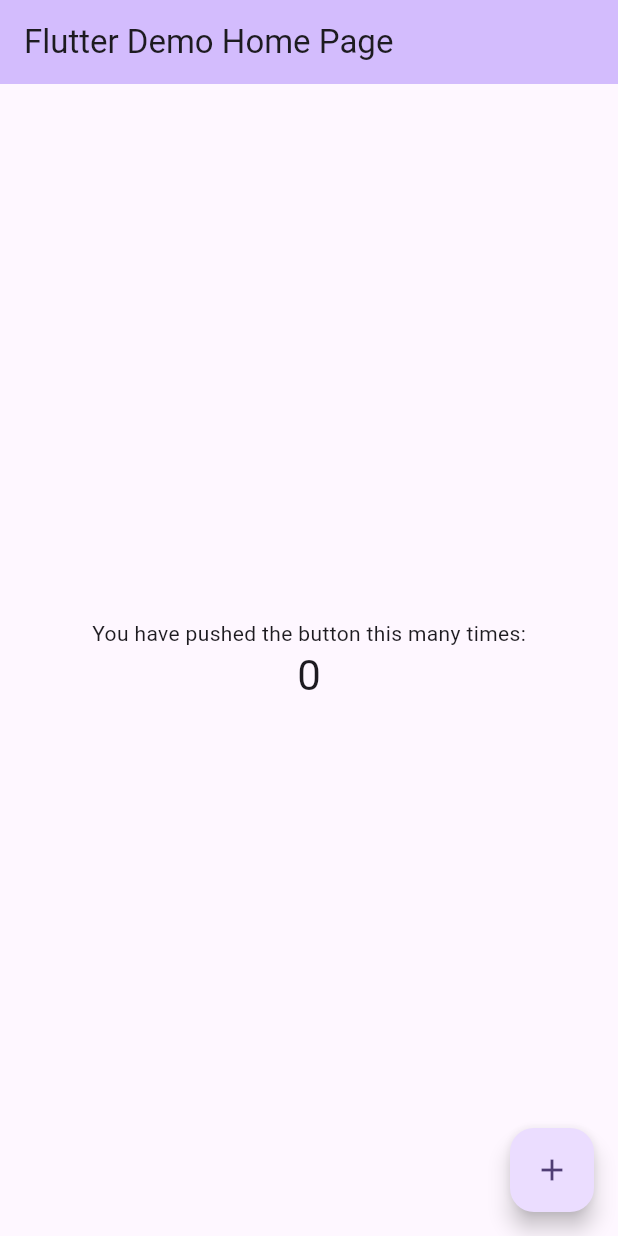
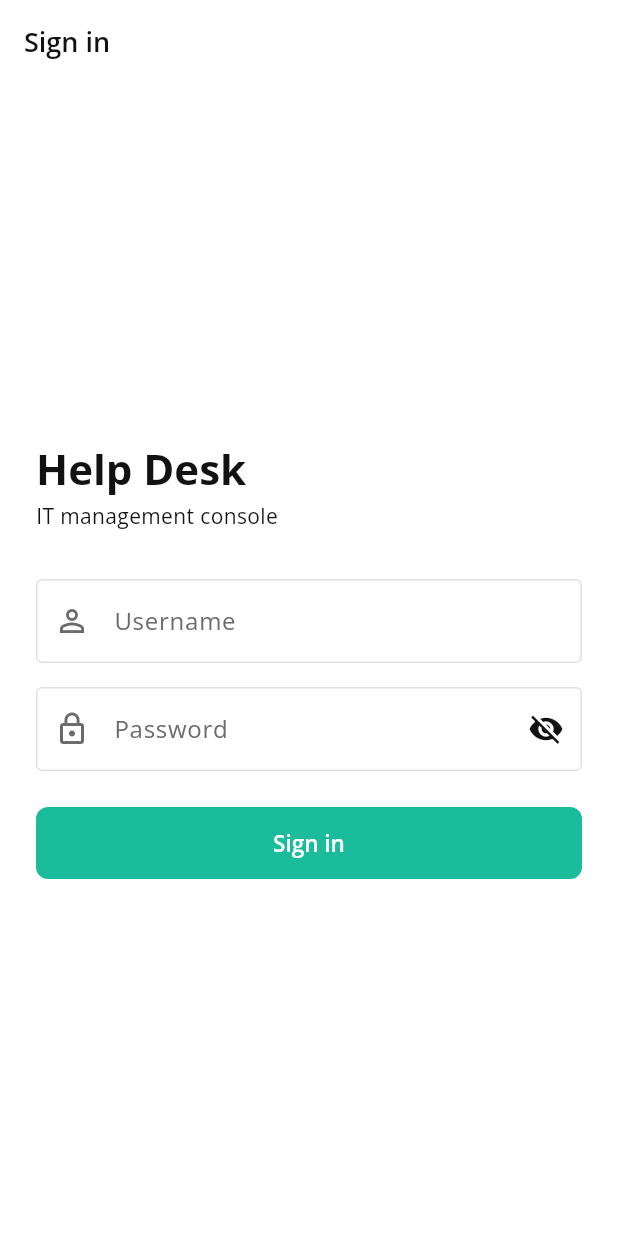
Before and after one commit to dsoto30/whd_app, a Flutter app: the screen it shows after launch, on a phone screen of 412 x 824 dp. Run offline on Flutter 3.47's test engine with Material 3 defaults, Android fonts, the phone set to English and light mode, and no system bars; our stand-ins replace dio, flutter_dotenv, flutter_riverpod, google_fonts.

Commit message:
loaded .env file, created api service and implemented basic login/logout flow using the session endpoint for WHD

```diff
--- /dev/null
+++ b/lib/core/app_routes.dart
@@ -0,0 +1,7 @@
+/// Centralized route names to avoid magic strings across the app.
+class AppRoutes {
+  AppRoutes._();
+
+  static const String login = '/login';
+  static const String home = '/home';
+}
--- /dev/null
+++ b/lib/core/app_theme.dart
@@ -0,0 +1,88 @@
+import 'package:flutter/material.dart';
+import 'package:google_fonts/google_fonts.dart';
+
+/// Professional, minimalist theme for the internal IT helpdesk app.
+/// Palette: black / white / turquoise, with the Open Sans typeface.
+class AppColors {
+  AppColors._();
+
+  static const Color turquoise = Color(0xFF1ABC9C);
+  static const Color turquoiseDark = Color(0xFF159C82);
+  static const Color black = Color(0xFF121212);
+  static const Color white = Color(0xFFFFFFFF);
+  static const Color border = Color(0xFFE0E0E0);
+  static const Color muted = Color(0xFF6B6B6B);
+}
+
+class AppTheme {
+  AppTheme._();
+
+  static ThemeData get light {
+    final base = ThemeData(
+      useMaterial3: true,
+      brightness: Brightness.light,
+      scaffoldBackgroundColor: AppColors.white,
+      colorScheme: const ColorScheme.light(
+        primary: AppColors.turquoise,
+        onPrimary: AppColors.white,
+        secondary: AppColors.turquoiseDark,
+        onSecondary: AppColors.white,
+        surface: AppColors.white,
+        onSurface: AppColors.black,
+      ),
+    );
+
+    return base.copyWith(
+      textTheme: GoogleFonts.openSansTextTheme(base.textTheme).apply(
+        bodyColor: AppColors.black,
+        displayColor: AppColors.black,
+      ),
+      appBarTheme: AppBarTheme(
+        backgroundColor: AppColors.white,
+        foregroundColor: AppColors.black,
+        elevation: 0,
+        scrolledUnderElevation: 0.5,
+        centerTitle: false,
+        titleTextStyle: GoogleFonts.openSans(
+          color: AppColors.black,
+          fontSize: 18,
+          fontWeight: FontWeight.w600,
+        ),
+      ),
+      inputDecorationTheme: InputDecorationTheme(
+        filled: true,
+        fillColor: AppColors.white,
+        border: const OutlineInputBorder(
+          borderSide: BorderSide(color: AppColors.border),
+        ),
+        enabledBorder: const OutlineInputBorder(
+          borderSide: BorderSide(color: AppColors.border),
+        ),
+        focusedBorder: const OutlineInputBorder(
+          borderSide: BorderSide(color: AppColors.turquoise, width: 2),
+        ),
+        labelStyle: const TextStyle(color: AppColors.muted),
+        prefixIconColor: AppColors.muted,
+      ),
+      filledButtonTheme: FilledButtonThemeData(
+        style: FilledButton.styleFrom(
+          backgroundColor: AppColors.turquoise,
+          foregroundColor: AppColors.white,
+          disabledBackgroundColor: AppColors.border,
+          shape: RoundedRectangleBorder(
+            borderRadius: BorderRadius.circular(8),
+          ),
+          textStyle: GoogleFonts.openSans(
+            fontSize: 15,
+            fontWeight: FontWeight.w600,
+          ),
+        ),
+      ),
+      snackBarTheme: const SnackBarThemeData(
+        backgroundColor: AppColors.black,
+        contentTextStyle: TextStyle(color: AppColors.white),
+        behavior: SnackBarBehavior.floating,
+      ),
+    );
+  }
+}
--- a/lib/main.dart
+++ b/lib/main.dart
@@ -1,7 +1,21 @@
 import 'package:flutter/material.dart';
+import 'package:flutter_dotenv/flutter_dotenv.dart';
+import 'package:flutter_riverpod/flutter_riverpod.dart';
+import 'package:whd_app/core/app_routes.dart';
+import 'package:whd_app/core/app_theme.dart';
+import 'package:whd_app/views/home_view.dart';
+import 'package:whd_app/views/login_view.dart';
 
-void main() {
-  runApp(const MyApp());
+void main() async {
+  WidgetsFlutterBinding.ensureInitialized();
+
+  try {
+    await dotenv.load(fileName: ".env");
+  } catch (e) {
+    throw Exception("Error looking for .env file: $e");
+  }
+
+  runApp(const ProviderScope(child: MyApp()));
 }
 
 class MyApp extends StatelessWidget {
@@ -11,112 +25,13 @@ class MyApp extends StatelessWidget {
   @override
   Widget build(BuildContext context) {
     return MaterialApp(
-      title: 'Flutter Demo',
-      theme: ThemeData(
-        // This is the theme of your application.
-        //
-        // TRY THIS: Try running your application with "flutter run". You'll see
-        // the application has a purple toolbar. Then, without quitting the app,
-        // try changing the seedColor in the colorScheme below to Colors.green
-        // and then invoke "hot reload" (save your changes or press the "hot
-        // reload" button in a Flutter-supported IDE, or press "r" if you used
-        // the command line to start the app).
-        //
-        // Notice that the counter didn't reset back to zero; the application
-        // state is not lost during the reload. To reset the state, use hot
-        // restart instead.
-        //
-        // This works for code too, not just values: Most code changes can be
-        // tested with just a hot reload.
-        colorScheme: .fromSeed(seedColor: Colors.deepPurple),
-      ),
-      home: const MyHomePage(title: 'Flutter Demo Home Page'),
+      title: "My Helpdesk",
+      theme: AppTheme.light,
+      initialRoute: AppRoutes.login,
+      routes: {
+        AppRoutes.login: (context) => const LoginView(),
+        AppRoutes.home: (context) => const HomeView(),
+      },
     );
   }
 }
-
-class MyHomePage extends StatefulWidget {
-  const MyHomePage({super.key, required this.title});
-
-  // This widget is the home page of your application. It is stateful, meaning
-  // that it has a State object (defined below) that contains fields that affect
-  // how it looks.
-
-  // This class is the configuration for the state. It holds the values (in this
-  // case the title) provided by the parent (in this case the App widget) and
-  // used by the build method of the State. Fields in a Widget subclass are
-  // always marked "final".
-
-  final String title;
-
-  @override
-  State<MyHomePage> createState() => _MyHomePageState();
-}
-
-class _MyHomePageState extends State<MyHomePage> {
-  int _counter = 0;
-
-  void _incrementCounter() {
-    setState(() {
-      // This call to setState tells the Flutter framework that something has
-      // changed in this State, which causes it to rerun the build method below
-      // so that the display can reflect the updated values. If we changed
-      // _counter without calling setState(), then the build method would not be
-      // called again, and so nothing would appear to happen.
-      _counter++;
-    });
-  }
-
-  @override
-  Widget build(BuildContext context) {
-    // This method is rerun every time setState is called, for instance as done
-    // by the _incrementCounter method above.
-    //
-    // The Flutter framework has been optimized to make rerunning build methods
-    // fast, so that you can just rebuild anything that needs updating rather
-    // than having to individually change instances of widgets.
-    return Scaffold(
-      appBar: AppBar(
-        // TRY THIS: Try changing the color here to a specific color (to
-        // Colors.amber, perhaps?) and trigger a hot reload to see the AppBar
-        // change color while the other colors stay the same.
-        backgroundColor: Theme.of(context).colorScheme.inversePrimary,
-        // Here we take the value from the MyHomePage object that was created by
-        // the App.build method, and use it to set our appbar title.
-        title: Text(widget.title),
-      ),
-      body: Center(
-        // Center is a layout widget. It takes a single child and positions it
-        // in the middle of the parent.
-        child: Column(
-          // Column is also a layout widget. It takes a list of children and
-          // arranges them vertically. By default, it sizes itself to fit its
-          // children horizontally, and tries to be as tall as its parent.
-          //
-          // Column has various properties to control how it sizes itself and
-          // how it positions its children. Here we use mainAxisAlignment to
-          // center the children vertically; the main axis here is the vertical
-          // axis because Columns are vertical (the cross axis would be
-          // horizontal).
-          //
-          // TRY THIS: Invoke "debug painting" (choose the "Toggle Debug Paint"
-          // action in the IDE, or press "p" in the console), to see the
-          // wireframe for each widget.
-          mainAxisAlignment: .center,
-          children: [
-            const Text('You have pushed the button this many times:'),
-            Text(
-              '$_counter',
-              style: Theme.of(context).textTheme.headlineMedium,
-            ),
-          ],
-        ),
-      ),
-      floatingActionButton: FloatingActionButton(
-        onPressed: _incrementCounter,
-        tooltip: 'Increment',
-        child: const Icon(Icons.add),
-      ),
-    );
-  }
-}
--- /dev/null
+++ b/lib/providers/api_service_provider.dart
@@ -0,0 +1,4 @@
+import 'package:flutter_riverpod/flutter_riverpod.dart';
+import 'package:whd_app/services/whd_api_service.dart';
+
+final apiServiceProvider = Provider<WhdApiService>((ref) => WhdApiService());
--- /dev/null
+++ b/lib/viewmodels/login_view_model.dart
@@ -0,0 +1,26 @@
+import 'package:flutter_riverpod/flutter_riverpod.dart';
+import 'package:whd_app/repositories/session_repository.dart';
+import 'package:whd_app/viewmodels/auth_controller.dart';
+
+/// Drives the login screen. Exposes loading/error state via [AsyncValue];
+/// on success it writes the returned session into [authControllerProvider].
+class LoginViewModel extends AsyncNotifier<void> {
+  @override
+  void build() {}
+
+  Future<void> login({
+    required String username,
+    required String password,
+  }) async {
+    state = const AsyncLoading();
+    state = await AsyncValue.guard(() async {
+      final session = await ref
+          .read(sessionRepositoryProvider)
+          .createSession(username: username, password: password);
+      ref.read(authControllerProvider.notifier).set(session);
+    });
+  }
+}
+
+final loginViewModelProvider =
+    AsyncNotifierProvider<LoginViewModel, void>(LoginViewModel.new);
--- /dev/null
+++ b/lib/views/login_view.dart
@@ -0,0 +1,148 @@
+import 'package:flutter/material.dart';
+import 'package:flutter_riverpod/flutter_riverpod.dart';
+import 'package:whd_app/core/app_routes.dart';
+import 'package:whd_app/viewmodels/login_view_model.dart';
+
+class LoginView extends ConsumerStatefulWidget {
+  const LoginView({super.key});
+
+  @override
+  ConsumerState<LoginView> createState() => _LoginViewState();
+}
+
+class _LoginViewState extends ConsumerState<LoginView> {
+  final _formKey = GlobalKey<FormState>();
+  final _usernameController = TextEditingController();
+  final _passwordController = TextEditingController();
+
+  bool _obscurePassword = true;
+
+  @override
+  void dispose() {
+    _usernameController.dispose();
+    _passwordController.dispose();
+    super.dispose();
+  }
+
+  Future<void> _submit() async {
+    if (!_formKey.currentState!.validate()) return;
+
+    await ref.read(loginViewModelProvider.notifier).login(
+          username: _usernameController.text.trim(),
+          password: _passwordController.text,
+        );
+  }
+
+  @override
+  Widget build(BuildContext context) {
+    final loginState = ref.watch(loginViewModelProvider);
+    final isLoading = loginState.isLoading;
+
+    // Navigate on success; surface API errors as a SnackBar.
+    ref.listen<AsyncValue<void>>(loginViewModelProvider, (previous, next) {
+      next.whenOrNull(
+        data: (_) {
+          Navigator.pushReplacementNamed(context, AppRoutes.home);
+        },
+        error: (error, _) {
+          ScaffoldMessenger.of(context)
+            ..hideCurrentSnackBar()
+            ..showSnackBar(SnackBar(content: Text(error.toString())));
+        },
+      );
+    });
+
+    return Scaffold(
+      appBar: AppBar(title: const Text("Sign in")),
+      body: Center(
+        child: SingleChildScrollView(
+          padding: const EdgeInsets.all(24),
+          child: ConstrainedBox(
+            constraints: const BoxConstraints(maxWidth: 400),
+            child: Form(
+              key: _formKey,
+              child: Column(
+                mainAxisSize: MainAxisSize.min,
+                crossAxisAlignment: CrossAxisAlignment.stretch,
+                children: [
+                  Text(
+                    "Help Desk",
+                    style: Theme.of(context).textTheme.headlineMedium?.copyWith(
+                          fontWeight: FontWeight.w700,
+                        ),
+                  ),
+                  const SizedBox(height: 4),
+                  Text(
+                    "IT management console",
+                    style: Theme.of(context).textTheme.bodyMedium,
+                  ),
+                  const SizedBox(height: 32),
+                  TextFormField(
+                    controller: _usernameController,
+                    keyboardType: TextInputType.text,
+                    textInputAction: TextInputAction.next,
+                    enabled: !isLoading,
+                    decoration: const InputDecoration(
+                      labelText: 'Username',
+                      prefixIcon: Icon(Icons.person_outline),
+                    ),
+                    validator: (value) {
+                      if (value == null || value.trim().isEmpty) {
+                        return 'Enter your username';
+                      }
+                      return null;
+                    },
+                  ),
+                  const SizedBox(height: 16),
+                  TextFormField(
+                    controller: _passwordController,
+                    obscureText: _obscurePassword,
+                    enabled: !isLoading,
+                    onFieldSubmitted: (_) => isLoading ? null : _submit(),
+                    decoration: InputDecoration(
+                      labelText: 'Password',
+                      prefixIcon: const Icon(Icons.lock_outline),
+                      suffixIcon: IconButton(
+                        icon: Icon(
+                          _obscurePassword
+                              ? Icons.visibility_off
+                              : Icons.visibility,
+                        ),
+                        onPressed: () => setState(
+                          () => _obscurePassword = !_obscurePassword,
+                        ),
+                      ),
+                    ),
+                    validator: (value) {
+                      if (value == null || value.isEmpty) {
+                        return 'Enter your password';
+                      }
+                      return null;
+                    },
+                  ),
+                  const SizedBox(height: 24),
+                  SizedBox(
+                    height: 48,
+                    child: FilledButton(
+                      onPressed: isLoading ? null : _submit,
+                      child: isLoading
+                          ? const SizedBox(
+                              height: 20,
+                              width: 20,
+                              child: CircularProgressIndicator(
+                                strokeWidth: 2,
+                                color: Colors.white,
+                              ),
+                            )
+                          : const Text("Sign in"),
+                    ),
+                  ),
+                ],
+              ),
+            ),
+          ),
+        ),
+      ),
+    );
+  }
+}
```
Also changed, not shown: lib/core/api_exception.dart (added, +14 -0 lines), lib/models/session.dart (added, +37 -0 lines), lib/repositories/session_repository.dart (added, +32 -0 lines), lib/services/whd_api_service.dart (added, +79 -0 lines), lib/viewmodels/auth_controller.dart (added, +18 -0 lines), lib/views/home_view.dart (added, +42 -0 lines), pubspec.yaml (+7 -0 lines), pubspec.lock, 3 other files.
